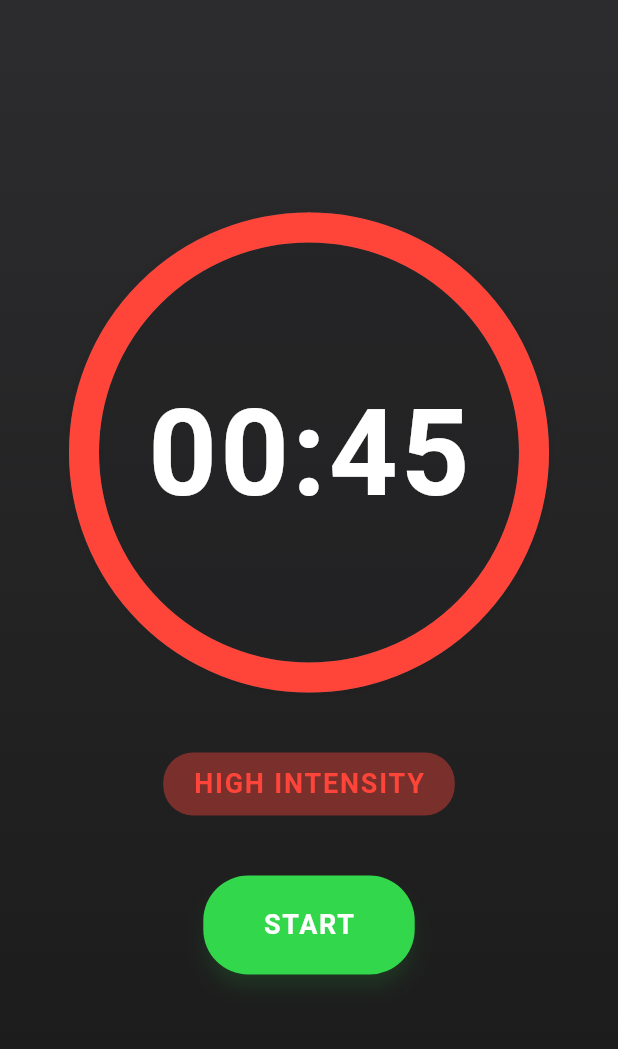
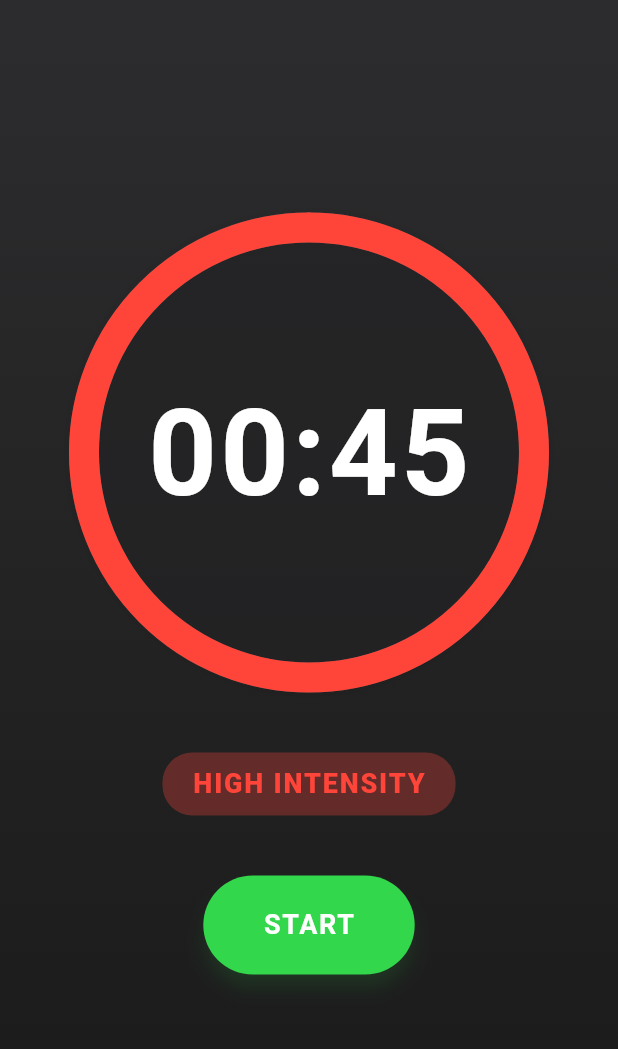
Before and after one commit to SheikAadil/Workout-Timer, a Flutter app: the screen it shows after launch, after a tap on "START TIMER", on a phone screen of 412 x 824 dp, the part 59-1108 px from its top. Run offline on Flutter 3.47's test engine with Material 3 defaults, Android fonts, the phone set to English and light mode, and no system bars; our stand-ins replace wakelock_plus.

Commit message:
Updated with UI changes

```diff
--- a/lib/Screens/SettingsScreen.dart
+++ b/lib/Screens/SettingsScreen.dart
@@ -45,7 +45,7 @@ class _SettingsScreenState extends State<SettingsScreen> {
                   ),
                   backgroundColor: const Color(0xFF32D74B),
                   shape: RoundedRectangleBorder(
-                    borderRadius: BorderRadius.circular(30),
+                    borderRadius: BorderRadius.circular(100),
                   ),
                 ),
                 onPressed: () {
@@ -67,7 +67,7 @@ class _SettingsScreenState extends State<SettingsScreen> {
                   'START TIMER',
                   style: TextStyle(
                     fontSize: 18,
-                    fontWeight: FontWeight.w600,
+                    fontWeight: FontWeight.bold,
                     color: Colors.white,
                   ),
                 ),
--- a/lib/Screens/WorkoutTimerScreen.dart
+++ b/lib/Screens/WorkoutTimerScreen.dart
@@ -155,14 +155,14 @@ class _WorkoutTimerScreenState extends State<WorkoutTimerScreen>
                   color: (_isHighIntensity
                           ? const Color(0xFFFF453A)
                           : const Color(0xFF32D74B))
-                      .withOpacity(0.4),
+                      .withOpacity(0.3),
                   borderRadius: BorderRadius.circular(20),
                 ),
                 child: Text(
                   _isHighIntensity ? 'HIGH INTENSITY' : 'LOW INTENSITY',
                   style: TextStyle(
                     fontSize: 18,
-                    fontWeight: FontWeight.w600,
+                    fontWeight: FontWeight.w900,
                     color:
                         _isHighIntensity
                             ? const Color(0xFFFF453A)
@@ -180,7 +180,7 @@ class _WorkoutTimerScreenState extends State<WorkoutTimerScreen>
                   ),
                   backgroundColor: const Color(0xFF32D74B),
                   shape: RoundedRectangleBorder(
-                    borderRadius: BorderRadius.circular(30),
+                    borderRadius: BorderRadius.circular(100),
                   ),
                   elevation: 5,
                   shadowColor: const Color(0xFF32D74B).withOpacity(0.3),
@@ -192,7 +192,7 @@ class _WorkoutTimerScreenState extends State<WorkoutTimerScreen>
                   _isActive ? 'PAUSE' : 'START',
                   style: const TextStyle(
                     fontSize: 18,
-                    fontWeight: FontWeight.w600,
+                    fontWeight: FontWeight.bold,
                     color: Colors.white,
                     letterSpacing: 1.1,
                   ),
--- a/lib/Widgets/DurationPicker.dart
+++ b/lib/Widgets/DurationPicker.dart
@@ -61,7 +61,7 @@ class _DurationPickerState extends State<DurationPicker> {
           style: const TextStyle(
             color: Colors.white,
             fontSize: 16,
-            fontWeight: FontWeight.w500,
+            fontWeight: FontWeight.bold,
           ),
         ),
         const SizedBox(height: 8),
```
